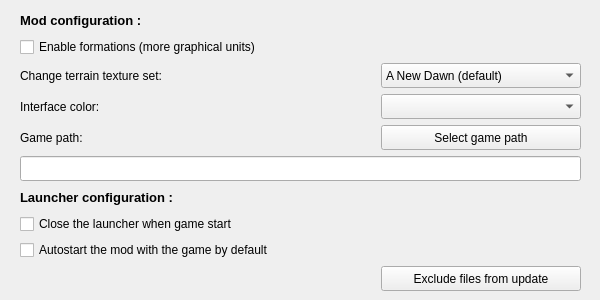
This is checker/w_options.ui in dbkblk/rand_launcher as Qt 5 draws it before an edit. The edited form follows.
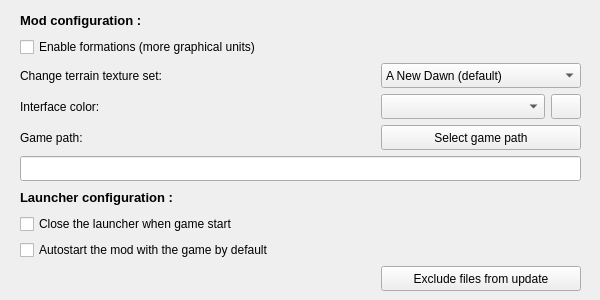
This is the edited form.

Commit message:
It's now possible so set and save a custom color
- Custom color definition is checked at startup
- New dialog to set colors

Diff of the .ui file:
```diff
--- a/checker/w_options.ui
+++ b/checker/w_options.ui
@@ -147,13 +147,13 @@
         </property>
         <property name="minimumSize">
          <size>
-          <width>200</width>
+          <width>164</width>
           <height>25</height>
          </size>
         </property>
         <property name="maximumSize">
          <size>
-          <width>200</width>
+          <width>164</width>
           <height>25</height>
          </size>
         </property>
@@ -162,6 +162,25 @@
         </property>
        </widget>
       </item>
+      <item>
+       <widget class="QPushButton" name="bt_customColor">
+        <property name="minimumSize">
+         <size>
+          <width>30</width>
+          <height>25</height>
+         </size>
+        </property>
+        <property name="maximumSize">
+         <size>
+          <width>30</width>
+          <height>25</height>
+         </size>
+        </property>
+        <property name="text">
+         <string notr="true"/>
+        </property>
+       </widget>
+      </item>
      </layout>
     </item>
     <item>
```
The commit also changes 5 other files.
